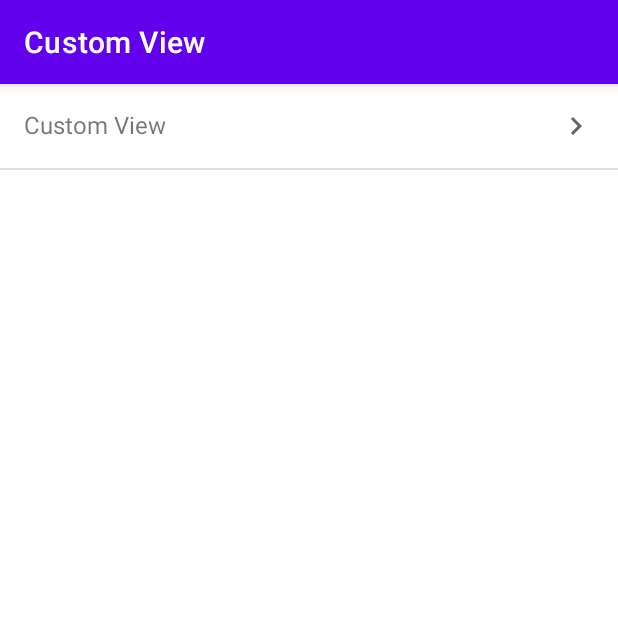
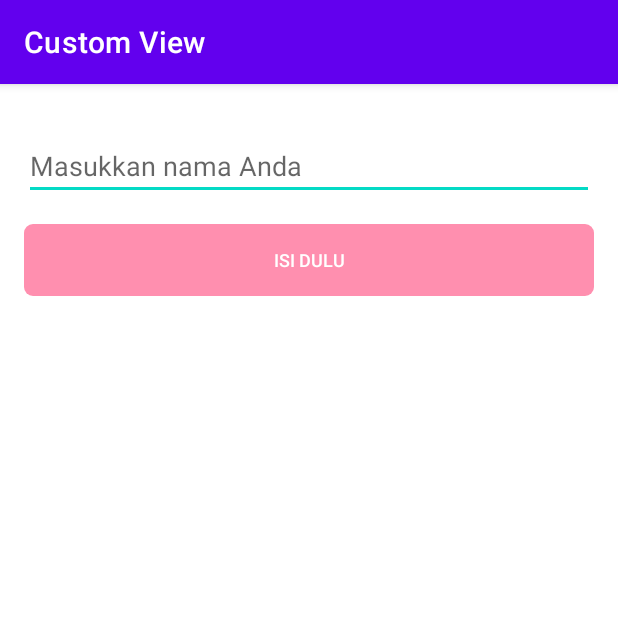
Before and after one commit to addingama/AndroidIntermediateCodelab, an Android app: the CustomViewActivity screen opened directly, with no data from a screen before it, on a phone screen of 412 x 824 dp, the top half of it. Run offline under Robolectric (Android 15) with nearby library versions, the phone set to English and light mode, and no system bars.

Commit message:
Codelab custom button and edittext

```diff
--- a/app/src/main/java/com/addin/androidintermediatecodelab/custom_view/CustomViewActivity.kt
+++ b/app/src/main/java/com/addin/androidintermediatecodelab/custom_view/CustomViewActivity.kt
@@ -2,13 +2,42 @@ package com.addin.androidintermediatecodelab.custom_view
 
 import androidx.appcompat.app.AppCompatActivity
 import android.os.Bundle
+import android.text.Editable
+import android.text.TextWatcher
 import com.addin.androidintermediatecodelab.R
 
 class CustomViewActivity : AppCompatActivity() {
+    private lateinit var myButton: MyButton
+    private lateinit var myEditText: MyEditText
+
     override fun onCreate(savedInstanceState: Bundle?) {
         super.onCreate(savedInstanceState)
         setContentView(R.layout.activity_custom_view)
 
         title = "Custom View"
+
+        myButton = findViewById(R.id.my_button)
+        myEditText = findViewById(R.id.my_edit_text)
+
+        setMyButtonEnable()
+
+        myEditText.addTextChangedListener(object: TextWatcher {
+            override fun beforeTextChanged(p0: CharSequence?, p1: Int, p2: Int, p3: Int) {
+
+            }
+
+            override fun onTextChanged(p0: CharSequence?, p1: Int, p2: Int, p3: Int) {
+                setMyButtonEnable()
+            }
+
+            override fun afterTextChanged(p0: Editable?) {
+            }
+
+        })
+    }
+
+    private fun setMyButtonEnable() {
+        val result = myEditText.text
+        myButton.isEnabled = result != null && result.toString().isNotEmpty()
     }
 }
--- /dev/null
+++ b/app/src/main/java/com/addin/androidintermediatecodelab/custom_view/MyButton.kt
@@ -0,0 +1,36 @@
+package com.addin.androidintermediatecodelab.custom_view
+
+import android.content.Context
+import android.graphics.Canvas
+import android.graphics.drawable.Drawable
+import android.util.AttributeSet
+import android.view.Gravity
+import androidx.appcompat.widget.AppCompatButton
+import androidx.core.content.ContextCompat
+import com.addin.androidintermediatecodelab.R
+
+class MyButton: AppCompatButton {
+    private lateinit var enabledBackground: Drawable
+    private lateinit var disabledBackground: Drawable
+    private var txtColor: Int = 0
+
+    constructor(context: Context) : super(context) { init() }
+    constructor(context: Context, attrs: AttributeSet) : super(context, attrs) { init() }
+    constructor(context: Context, attrs: AttributeSet, defStyleAttr: Int) : super(context, attrs, defStyleAttr) { init() }
+
+    override fun onDraw(canvas: Canvas?) {
+        super.onDraw(canvas)
+        background = if(isEnabled) enabledBackground else disabledBackground
+
+        setTextColor(txtColor)
+        textSize = 12f
+        gravity = Gravity.CENTER
+        text = if(isEnabled) "Submit" else "Isi Dulu"
+    }
+
+    private fun init() {
+        txtColor = ContextCompat.getColor(context, android.R.color.background_light)
+        enabledBackground = ContextCompat.getDrawable(context, R.drawable.bg_button) as Drawable
+        disabledBackground = ContextCompat.getDrawable(context, R.drawable.bg_button_disable) as Drawable
+    }
+}
--- /dev/null
+++ b/app/src/main/res/drawable/bg_button.xml
@@ -0,0 +1,17 @@
+<?xml version="1.0" encoding="utf-8"?>
+<selector xmlns:android="http://schemas.android.com/apk/res/android">
+    <item android:state_pressed="true">
+        <shape>
+            <solid android:color="@color/pink_500" />
+            <corners android:radius="6dp" />
+            <padding android:left="4dp" android:right="4dp" />
+        </shape>
+    </item>
+    <item >
+        <shape>
+            <solid android:color="@color/pink_500" />
+            <corners android:radius="6dp" />
+            <padding android:left="4dp" android:right="4dp" />
+        </shape>
+    </item>
+</selector>
--- /dev/null
+++ b/app/src/main/res/drawable/bg_button_disable.xml
@@ -0,0 +1,17 @@
+<?xml version="1.0" encoding="utf-8"?>
+<selector xmlns:android="http://schemas.android.com/apk/res/android">
+    <item android:state_pressed="true">
+        <shape>
+            <solid android:color="@color/pink_200" />
+            <corners android:radius="6dp" />
+            <padding android:left="4dp" android:right="4dp" />
+        </shape>
+    </item>
+    <item >
+        <shape>
+            <solid android:color="@color/pink_200" />
+            <corners android:radius="6dp" />
+            <padding android:left="4dp" android:right="4dp" />
+        </shape>
+    </item>
+</selector>
--- /dev/null
+++ b/app/src/main/res/drawable/ic_baseline_close_24.xml
@@ -0,0 +1,10 @@
+<vector xmlns:android="http://schemas.android.com/apk/res/android"
+    android:width="24dp"
+    android:height="24dp"
+    android:viewportWidth="24"
+    android:viewportHeight="24"
+    android:tint="?attr/colorControlNormal">
+  <path
+      android:fillColor="@android:color/white"
+      android:pathData="M19,6.41L17.59,5 12,10.59 6.41,5 5,6.41 10.59,12 5,17.59 6.41,19 12,13.41 17.59,19 19,17.59 13.41,12z"/>
+</vector>
--- a/app/src/main/res/layout/activity_custom_view.xml
+++ b/app/src/main/res/layout/activity_custom_view.xml
@@ -6,28 +6,28 @@
     android:layout_height="match_parent"
     tools:context=".custom_view.CustomViewActivity">
 
-    <androidx.appcompat.widget.LinearLayoutCompat
-        android:id="@+id/mn_custom_view"
-        android:layout_width="match_parent"
+    <com.addin.androidintermediatecodelab.custom_view.MyEditText
+        android:id="@+id/my_edit_text"
+        android:layout_width="0dp"
         android:layout_height="wrap_content"
-        android:orientation="vertical"
+        android:layout_gravity="start"
+        android:layout_marginStart="16dp"
+        android:layout_marginTop="32dp"
+        android:layout_marginEnd="16dp"
         app:layout_constraintEnd_toEndOf="parent"
         app:layout_constraintStart_toStartOf="parent"
-        app:layout_constraintTop_toTopOf="parent">
+        app:layout_constraintTop_toTopOf="parent" />
 
-        <TextView
-            android:id="@+id/tv_custom_view"
-            android:layout_width="match_parent"
-            android:layout_height="wrap_content"
-            android:padding="16dp"
-            android:textSize="16sp"
-            android:text="Custom View"
-            app:drawableEndCompat="@drawable/ic_baseline_chevron_right_24" />
-
-        <View
-            android:id="@+id/divider"
-            android:layout_width="match_parent"
-            android:layout_height="1dp"
-            android:background="?android:attr/listDivider" />
-    </androidx.appcompat.widget.LinearLayoutCompat>
+    <com.addin.androidintermediatecodelab.custom_view.MyButton
+        android:id="@+id/my_button"
+        android:layout_width="0dp"
+        android:layout_height="wrap_content"
+        android:layout_marginStart="16dp"
+        android:layout_marginTop="16dp"
+        android:layout_marginEnd="16dp"
+        android:enabled="false"
+        app:layout_constraintEnd_toEndOf="parent"
+        app:layout_constraintHorizontal_bias="0.0"
+        app:layout_constraintStart_toStartOf="parent"
+        app:layout_constraintTop_toBottomOf="@+id/my_edit_text" />
 </androidx.constraintlayout.widget.ConstraintLayout>
--- a/app/src/main/res/values/colors.xml
+++ b/app/src/main/res/values/colors.xml
@@ -7,4 +7,6 @@
     <color name="teal_700">#FF018786</color>
     <color name="black">#FF000000</color>
     <color name="white">#FFFFFFFF</color>
+    <color name="pink_500">#D81B60</color>
+    <color name="pink_200">#FF8FAF</color>
 </resources>
```
Also changed, not shown: app/src/main/java/com/addin/androidintermediatecodelab/custom_view/MyEditText.kt (added, +111 -0 lines).
